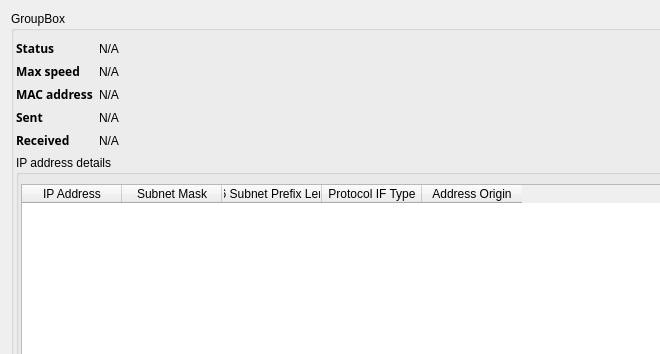
mhatina/openlmi_gui, file src/plugin/network/networkpagewidget.ui: the form before one commit; both pictures show x 0 to 660 and y 0 to 354 of the 989 by 613 pixel window.
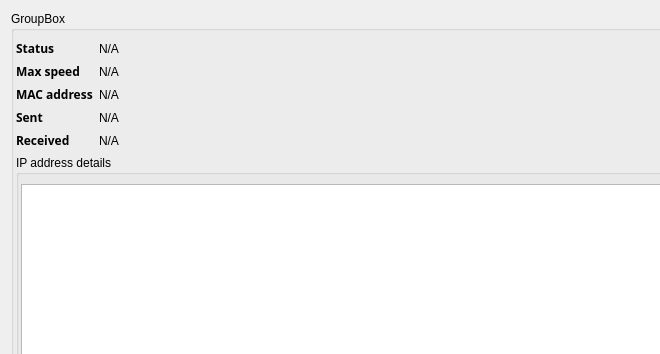
The form after the commit.

Diff of the .ui file:
```diff
--- a/src/plugin/network/networkpagewidget.ui
+++ b/src/plugin/network/networkpagewidget.ui
@@ -202,31 +202,6 @@
            <attribute name="verticalHeaderVisible">
             <bool>false</bool>
            </attribute>
-           <column>
-            <property name="text">
-             <string>IP Address</string>
-            </property>
-           </column>
-           <column>
-            <property name="text">
-             <string>Subnet Mask</string>
-            </property>
-           </column>
-           <column>
-            <property name="text">
-             <string>IPv6 Subnet Prefix Length</string>
-            </property>
-           </column>
-           <column>
-            <property name="text">
-             <string>Protocol IF Type</string>
-            </property>
-           </column>
-           <column>
-            <property name="text">
-             <string>Address Origin</string>
-            </property>
-           </column>
           </widget>
          </item>
          <item row="1" column="0">
```
